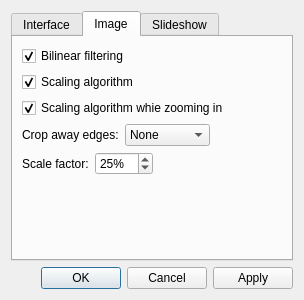
jurplel/qView, file src/qvoptionsdialog.ui: the form before one commit.
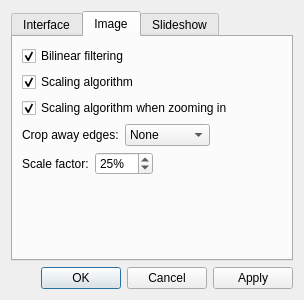
The form after the commit.

```diff
--- a/src/qvoptionsdialog.ui
+++ b/src/qvoptionsdialog.ui
@@ -245,7 +245,7 @@
        <item row="2" column="0">
         <widget class="QCheckBox" name="scalingTwoCheckbox">
          <property name="text">
-          <string>Scaling algorithm whie zooming in</string>
+          <string>Scaling algorithm when zooming in</string>
          </property>
          <property name="checked">
           <bool>true</bool>
```
